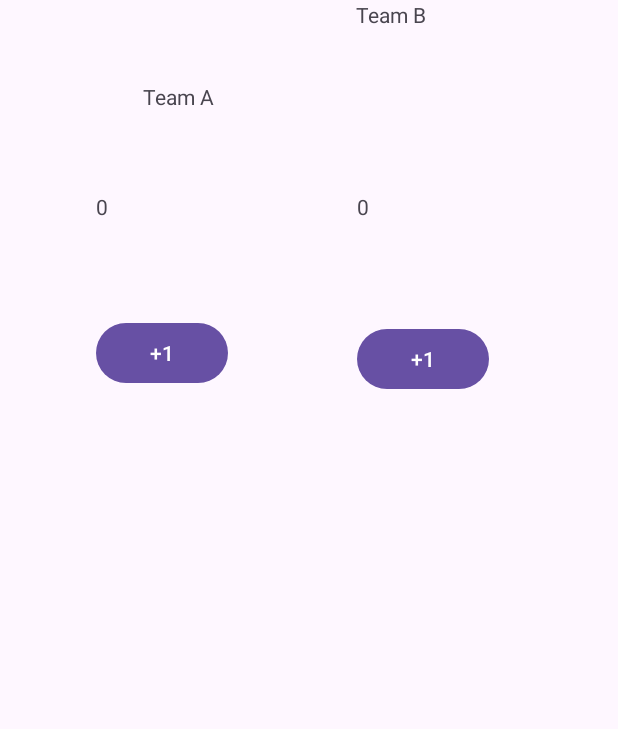
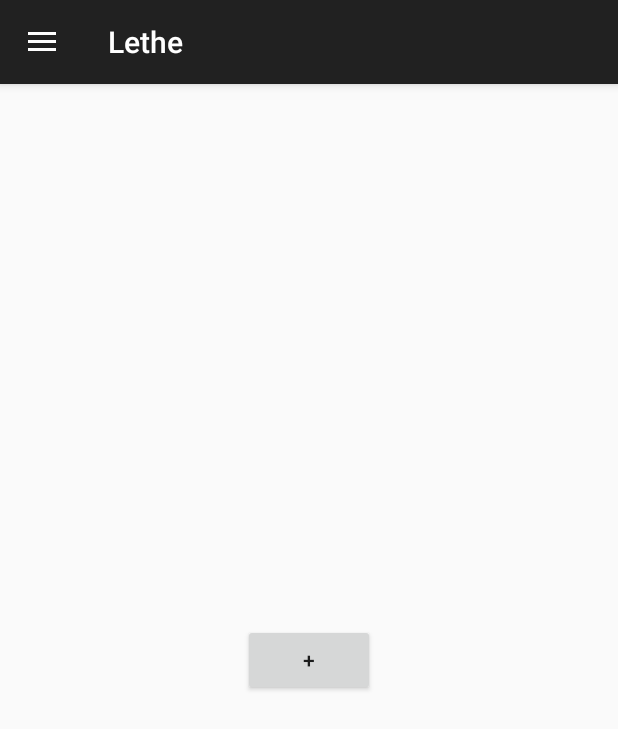
Before and after one commit to berkecankocyigit/CS394-Project, an Android app: the screen it shows after launch (MainActivity), on a phone screen of 412 x 824 dp. Shown: the top 729 px of the screen. Run offline under Robolectric (Android 15) with nearby library versions, the phone set to English and light mode, and no system bars; our stand-ins replace data binding, navigation-ui.

Commit message:
death battle against unknown crashes: fixed

```diff
--- a/app/build.gradle.kts
+++ b/app/build.gradle.kts
@@ -45,11 +45,15 @@ dependencies {
     implementation("androidx.appcompat:appcompat:1.6.1")
     implementation("com.google.android.material:material:1.10.0")
     implementation("androidx.constraintlayout:constraintlayout:2.1.4")
+    implementation("androidx.legacy:legacy-support-v4:1.0.0")
+    implementation("androidx.lifecycle:lifecycle-livedata-ktx:2.6.2")
     testImplementation("junit:junit:4.13.2")
     androidTestImplementation("androidx.test.ext:junit:1.1.5")
     androidTestImplementation("androidx.test.espresso:espresso-core:3.5.1")
     implementation("androidx.lifecycle:lifecycle-viewmodel-ktx:2.5.1")
     implementation("androidx.activity:activity-ktx:1.4.0")
+    implementation ("androidx.navigation:navigation-fragment-ktx:2.5.3")
+    implementation ("androidx.navigation:navigation-ui-ktx:2.5.3")
 
 
 }
--- a/app/src/main/java/com/example/mvvm_gameex/MainActivity.kt
+++ b/app/src/main/java/com/example/mvvm_gameex/MainActivity.kt
@@ -1,50 +1,44 @@
 package com.example.mvvm_gameex
 
 import android.os.Bundle
-import androidx.activity.viewModels
+import android.util.Log
 import androidx.appcompat.app.AppCompatActivity
-import androidx.databinding.DataBindingUtil
-import com.example.mvvm_gameex.databinding.ActivityMainBinding
-import com.example.mvvm_gameex.viewmodel.ScoreViewModel
+import androidx.drawerlayout.widget.DrawerLayout
+import androidx.navigation.fragment.NavHostFragment
+import androidx.navigation.fragment.findNavController
+import androidx.navigation.ui.AppBarConfiguration
+import androidx.navigation.ui.navigateUp
+import androidx.navigation.ui.setupActionBarWithNavController
+import androidx.navigation.ui.setupWithNavController
+import com.google.android.material.navigation.NavigationView
 
 class MainActivity : AppCompatActivity() {
 
-    val scoreViewModel: ScoreViewModel by viewModels()
+    private val drawerLayout: DrawerLayout by lazy{
+        findViewById(R.id.drawerLayout)
+    }
 
+    private val navController by lazy {
+        val navHostFragment =  supportFragmentManager.findFragmentById(R.id.navHost) as NavHostFragment
+        navHostFragment.findNavController()
+    }
+
+    private val appBarConfiguration: AppBarConfiguration by lazy {
+        AppBarConfiguration(setOf(R.id.mainFragment,R.id.HistoryFragment,R.id.userProfileFragment), drawerLayout)
+    }
     override fun onCreate(savedInstanceState: Bundle?) {
         super.onCreate(savedInstanceState)
-        //setContentView(R.layout.activity_main)
+        setContentView(R.layout.activity_main)
+        setupDrawerLayout()
+    }
 
-        val binding:ActivityMainBinding = DataBindingUtil.setContentView(this, R.layout.activity_main)
+    private fun setupDrawerLayout(){
+        val navigationView: NavigationView = findViewById(R.id.navView)
+        setupActionBarWithNavController(navController, appBarConfiguration)
+        navigationView.setupWithNavController(navController)
+    }
 
-        binding.viewmodel = scoreViewModel
-        binding.lifecycleOwner = this
-
-        //val scoreATV: TextView = findViewById(R.id.scoreATV)
-        //scoreATV.text = scoreViewModel.scoreA.toString()
-
-        //val plusButtonA: Button = findViewById(R.id.scoreABtn)
-
-//        val scoreA_Observer = Observer<Int> { newValue ->
-//            binding.scoreATV.text = newValue.toString()
-//        }
-//
-//        scoreViewModel.scoreA.observe(this, scoreA_Observer)
-//
-//        val scoreB_Observer = Observer<Int> { newValue ->
-//            binding.scoreBTV.text = newValue.toString()
-//        }
-
-      //  scoreViewModel.scoreB.observe(this, scoreB_Observer)
-
-
-        binding.scoreABtn.setOnClickListener {
-            scoreViewModel.incrementScore(true)
-            //binding.scoreATV.text = scoreViewModel.scoreA.toString()
-        }
-        binding.scoreBBtn.setOnClickListener {
-            scoreViewModel.incrementScore(false)
-            //binding.scoreBTV.text = scoreViewModel.scoreB.toString()
-        }
+    override fun onSupportNavigateUp(): Boolean {
+        return navController.navigateUp(appBarConfiguration) || super.onSupportNavigateUp()
     }
 }
--- /dev/null
+++ b/app/src/main/java/com/example/mvvm_gameex/fragments/MainFragment.kt
@@ -0,0 +1,41 @@
+package com.example.mvvm_gameex.fragments
+
+import androidx.lifecycle.ViewModelProvider
+import android.os.Bundle
+import androidx.fragment.app.Fragment
+import android.view.LayoutInflater
+import android.view.View
+import android.view.ViewGroup
+import android.widget.Button
+import androidx.navigation.findNavController
+import com.example.mvvm_gameex.R
+import com.example.mvvm_gameex.viewmodel.MainViewModel
+import com.example.mvvm_gameex.databinding.FragmentMainBinding
+class MainFragment : Fragment() {
+    companion object {
+        fun newInstance() = DreamsList()
+    }
+
+    private lateinit var viewModel: MainViewModel
+    override fun onCreateView(
+        inflater: LayoutInflater, container: ViewGroup?,
+        savedInstanceState: Bundle?
+    ): View? {
+        return inflater.inflate(R.layout.fragment_main, container, false)
+    }
+
+    override fun onActivityCreated(savedInstanceState: Bundle?) {
+        super.onActivityCreated(savedInstanceState)
+        viewModel = ViewModelProvider(this).get(MainViewModel::class.java)
+        // Find the button by its ID
+        val myButton: Button = requireView().findViewById(R.id.createNewDreamButton)
+
+        // Set a click listener for the button
+        myButton.setOnClickListener {
+            // Handle button click here
+            view?.findNavController()?.navigate(R.id.action_mainFragment_to_createNewDream)
+        }
+    }
+
+
+}
--- a/app/src/main/java/com/example/mvvm_gameex/viewmodel/ScoreViewModel.kt
+++ b/app/src/main/java/com/example/mvvm_gameex/viewmodel/MainViewModel.kt
@@ -4,8 +4,7 @@ import androidx.lifecycle.LiveData
 import androidx.lifecycle.MutableLiveData
 import androidx.lifecycle.ViewModel
 
-class ScoreViewModel : ViewModel(){
-
+class MainViewModel : ViewModel() {
     private val _scoreA = MutableLiveData<Int>(0)
     val scoreA: LiveData<Int>
         get() = _scoreA
@@ -27,5 +26,4 @@ class ScoreViewModel : ViewModel(){
         }
 
     }
-
 }
--- a/app/src/main/res/layout/activity_main.xml
+++ b/app/src/main/res/layout/activity_main.xml
@@ -1,74 +1,27 @@
 <?xml version="1.0" encoding="utf-8"?>
-<layout xmlns:android="http://schemas.android.com/apk/res/android"
+<androidx.drawerlayout.widget.DrawerLayout xmlns:android="http://schemas.android.com/apk/res/android"
     xmlns:app="http://schemas.android.com/apk/res-auto"
-    xmlns:tools="http://schemas.android.com/tools">
+    xmlns:tools="http://schemas.android.com/tools"
+    android:layout_width="match_parent"
+    android:layout_height="match_parent"
+    tools:context=".MainActivity"
+    android:id="@+id/drawerLayout"
+    android:fitsSystemWindows="true">
 
-    <data>
-        <variable name = "viewmodel"
-            type = "com.example.mvvm_gameex.viewmodel.ScoreViewModel"/>
 
-    </data>
-
-    <androidx.constraintlayout.widget.ConstraintLayout
+    <androidx.fragment.app.FragmentContainerView
+        android:id="@+id/navHost"
+        android:name="androidx.navigation.fragment.NavHostFragment"
         android:layout_width="match_parent"
         android:layout_height="match_parent"
-        tools:context=".MainActivity">
+        app:navGraph = "@navigation/navigation"
+        app:defaultNavHost = "true"/>
 
-        <TextView
-            android:id="@+id/scoreATV"
-            android:layout_width="wrap_content"
-            android:layout_height="wrap_content"
-            android:layout_marginStart="64dp"
-            android:layout_marginTop="128dp"
-            android:text="@{String.valueOf(viewmodel.scoreA)}"
-            app:layout_constraintStart_toStartOf="parent"
-            app:layout_constraintTop_toTopOf="parent" />
-
-        <TextView
-            android:id="@+id/scoreBTV"
-            android:layout_width="wrap_content"
-            android:layout_height="wrap_content"
-            android:text="@{String.valueOf(viewmodel.scoreB)}"
-            app:layout_constraintEnd_toEndOf="parent"
-            app:layout_constraintStart_toEndOf="@+id/scoreATV"
-            app:layout_constraintTop_toTopOf="@+id/scoreATV" />
-
-        <Button
-            android:id="@+id/scoreABtn"
-            android:layout_width="wrap_content"
-            android:layout_height="wrap_content"
-            android:layout_marginStart="64dp"
-            android:layout_marginTop="64dp"
-            android:text="+1"
-            app:layout_constraintStart_toStartOf="parent"
-            app:layout_constraintTop_toBottomOf="@+id/scoreATV" />
-
-        <Button
-            android:id="@+id/scoreBBtn"
-            android:layout_width="wrap_content"
-            android:layout_height="wrap_content"
-            android:layout_marginTop="4dp"
-            android:text="+1"
-            app:layout_constraintEnd_toEndOf="parent"
-            app:layout_constraintStart_toEndOf="@+id/scoreABtn"
-            app:layout_constraintTop_toTopOf="@+id/scoreABtn" />
-
-        <TextView
-            android:layout_width="wrap_content"
-            android:layout_height="wrap_content"
-            android:text="Team A"
-            app:layout_constraintBottom_toTopOf="@+id/scoreATV"
-            app:layout_constraintEnd_toStartOf="@+id/textView4"
-            app:layout_constraintStart_toStartOf="parent"
-            app:layout_constraintTop_toTopOf="parent" />
-
-        <TextView
-            android:id="@+id/textView4"
-            android:layout_width="wrap_content"
-            android:layout_height="wrap_content"
-            android:layout_marginEnd="128dp"
-            android:text="Team B"
-            app:layout_constraintEnd_toEndOf="parent"
-            tools:layout_editor_absoluteY="55dp" />
-    </androidx.constraintlayout.widget.ConstraintLayout>
-</layout>
+    <com.google.android.material.navigation.NavigationView
+        android:layout_width="wrap_content"
+        android:layout_height="match_parent"
+        android:id="@+id/navView"
+        app:menu="@menu/drawerlayout"
+        android:layout_gravity="start"
+        android:fitsSystemWindows="true"/>
+</androidx.drawerlayout.widget.DrawerLayout>
--- /dev/null
+++ b/app/src/main/res/layout/fragment_main.xml
@@ -0,0 +1,26 @@
+<?xml version="1.0" encoding="utf-8"?>
+<layout xmlns:app="http://schemas.android.com/apk/res-auto"
+    xmlns:tools="http://schemas.android.com/tools"
+    xmlns:android="http://schemas.android.com/apk/res/android">
+
+    <data>
+
+    </data>
+
+    <androidx.constraintlayout.widget.ConstraintLayout
+        android:layout_width="match_parent"
+        android:layout_height="match_parent">
+
+        <Button
+            android:id="@+id/createNewDreamButton"
+            android:layout_width="wrap_content"
+            android:layout_height="wrap_content"
+            android:text="+"
+            app:layout_constraintBottom_toBottomOf="parent"
+            app:layout_constraintEnd_toEndOf="parent"
+            app:layout_constraintStart_toStartOf="parent"
+            app:layout_constraintTop_toTopOf="parent"
+            app:layout_constraintVertical_bias="0.5" />
+
+    </androidx.constraintlayout.widget.ConstraintLayout>
+</layout>
--- /dev/null
+++ b/app/src/main/res/menu/drawerlayout.xml
@@ -0,0 +1,22 @@
+<?xml version="1.0" encoding="utf-8"?>
+<menu xmlns:app="http://schemas.android.com/apk/res-auto"
+    xmlns:android="http://schemas.android.com/apk/res/android">
+
+    <group >
+        <item
+            android:id="@+id/mainFragment"
+            android:layout_width="wrap_content"
+            android:layout_height="wrap_content"
+            android:title="Home" />
+        <item
+            android:id="@+id/HistoryFragment"
+            android:layout_width="wrap_content"
+            android:layout_height="wrap_content"
+            android:title="History" />
+        <item
+            android:id="@+id/userProfileFragment"
+            android:layout_width="wrap_content"
+            android:layout_height="wrap_content"
+            android:title="Profile" />
+    </group>
+</menu>
--- /dev/null
+++ b/app/src/main/res/navigation/navigation.xml
@@ -0,0 +1,46 @@
+<?xml version="1.0" encoding="utf-8"?>
+<navigation xmlns:android="http://schemas.android.com/apk/res/android"
+    xmlns:app="http://schemas.android.com/apk/res-auto"
+    xmlns:tools="http://schemas.android.com/tools"
+    android:id="@+id/navigation"
+    app:startDestination="@id/mainFragment">
+
+    <fragment
+        android:id="@+id/mainFragment"
+        android:name="com.example.mvvm_gameex.fragments.MainFragment"
+        android:label="Lethe"
+        tools:layout="@layout/fragment_main" >
+        <action
+            android:id="@+id/action_mainFragment_to_createNewDream"
+            app:destination="@id/createNewDream" />
+        <action
+            android:id="@+id/action_mainFragment_to_dreamsList"
+            app:destination="@id/dreamsList" />
+    </fragment>
+    <fragment
+        android:id="@+id/createNewDream"
+        android:name="com.example.mvvm_gameex.fragments.createNewDream"
+        android:label="fragment_create_new_dream"
+        tools:layout="@layout/fragment_create_new_dream" >
+        <action
+            android:id="@+id/action_createNewDream_to_mainFragment"
+            app:destination="@id/mainFragment" />
+        <action
+            android:id="@+id/action_createNewDream_to_dreamsList"
+            app:destination="@id/dreamsList" />
+    </fragment>
+    <fragment
+        android:id="@+id/dreamsList"
+        android:name="com.example.mvvm_gameex.fragments.DreamsList"
+        android:label="fragment_dreams_list"
+        tools:layout="@layout/fragment_dreams_list" >
+        <action
+            android:id="@+id/action_dreamsList_to_mainFragment"
+            app:destination="@id/mainFragment" />
+    </fragment>
+    <fragment
+        android:id="@+id/userProfilePage"
+        android:name="com.example.mvvm_gameex.fragments.userProfilePage"
+        android:label="fragment_user_profile_page"
+        tools:layout="@layout/fragment_user_profile_page" />
+</navigation>
--- a/app/src/main/res/values-night/themes.xml
+++ b/app/src/main/res/values-night/themes.xml
@@ -1,7 +1,6 @@
 <resources xmlns:tools="http://schemas.android.com/tools">
     <!-- Base application theme. -->
-    <style name="Base.Theme.MVVM_GameEx" parent="Theme.Material3.DayNight.NoActionBar">
-        <!-- Customize your dark theme here. -->
-        <!-- <item name="colorPrimary">@color/my_dark_primary</item> -->
+    <style name="AppTheme" parent="Theme.AppCompat.Light.DarkActionBar">
+        <!-- Customize your theme here -->
     </style>
 </resources>
--- a/app/src/main/res/values/strings.xml
+++ b/app/src/main/res/values/strings.xml
@@ -1,3 +1,4 @@
 <resources>
-    <string name="app_name">MVVM_GameEx</string>
+    <string name="app_name">Lethe</string>
+    <string name="user_profile_page">User profile page</string>
 </resources>
--- a/app/src/main/res/values/themes.xml
+++ b/app/src/main/res/values/themes.xml
@@ -1,9 +1,10 @@
 <resources xmlns:tools="http://schemas.android.com/tools">
     <!-- Base application theme. -->
-    <style name="Base.Theme.MVVM_GameEx" parent="Theme.Material3.DayNight.NoActionBar">
         <!-- Customize your light theme here. -->
         <!-- <item name="colorPrimary">@color/my_light_primary</item> -->
+    <style name="AppTheme" parent="Theme.AppCompat.Light.DarkActionBar">
+        <!-- Customize your theme here -->
     </style>
+    <style name="Theme.MVVM_GameEx" parent="AppTheme" />
 
-    <style name="Theme.MVVM_GameEx" parent="Base.Theme.MVVM_GameEx" />
 </resources>
--- a/build.gradle.kts
+++ b/build.gradle.kts
@@ -1,5 +1,5 @@
 // Top-level build file where you can add configuration options common to all sub-projects/modules.
 plugins {
-    id("com.android.application") version "8.1.2" apply false
+    id("com.android.application") version "8.1.3" apply false
     id("org.jetbrains.kotlin.android") version "1.9.0" apply false
 }
```
Also changed, not shown: app/src/main/java/com/example/mvvm_gameex/fragments/DreamsList.kt (added, +33 -0 lines), app/src/main/java/com/example/mvvm_gameex/fragments/createNewDream.kt (added, +33 -0 lines), app/src/main/java/com/example/mvvm_gameex/fragments/userProfilePage.kt (added, +33 -0 lines), app/src/main/res/layout/fragment_create_new_dream.xml (added, +13 -0 lines), app/src/main/res/layout/fragment_dreams_list.xml (added, +14 -0 lines), app/src/main/res/layout/fragment_user_profile_page.xml (added, +13 -0 lines).
